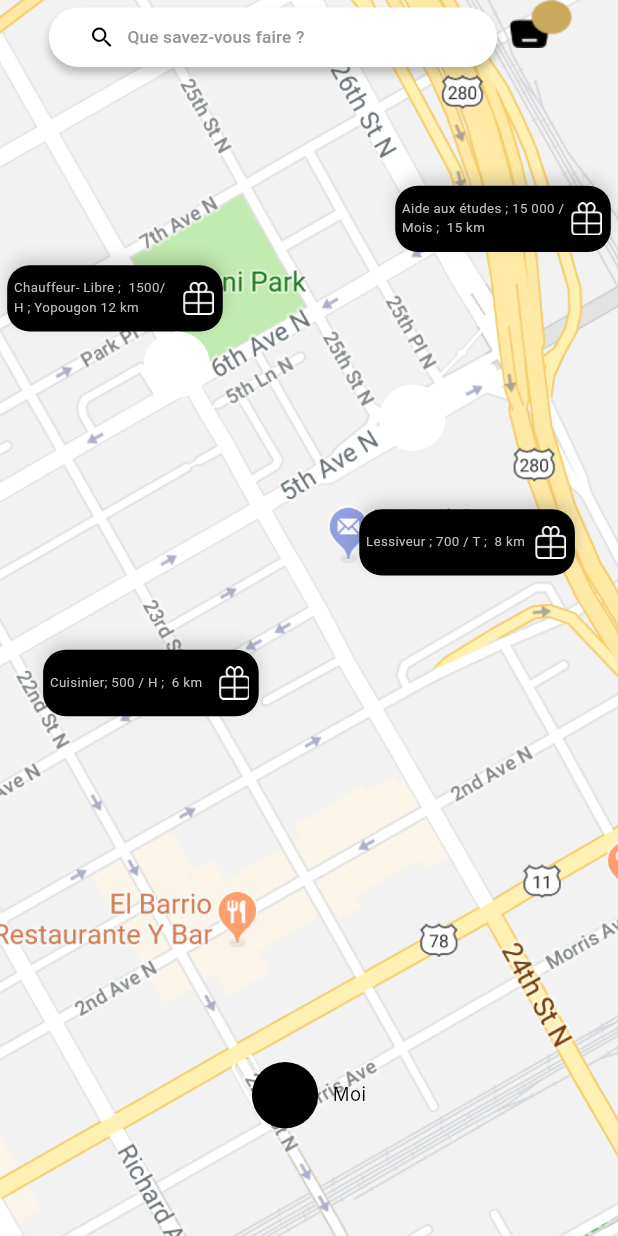
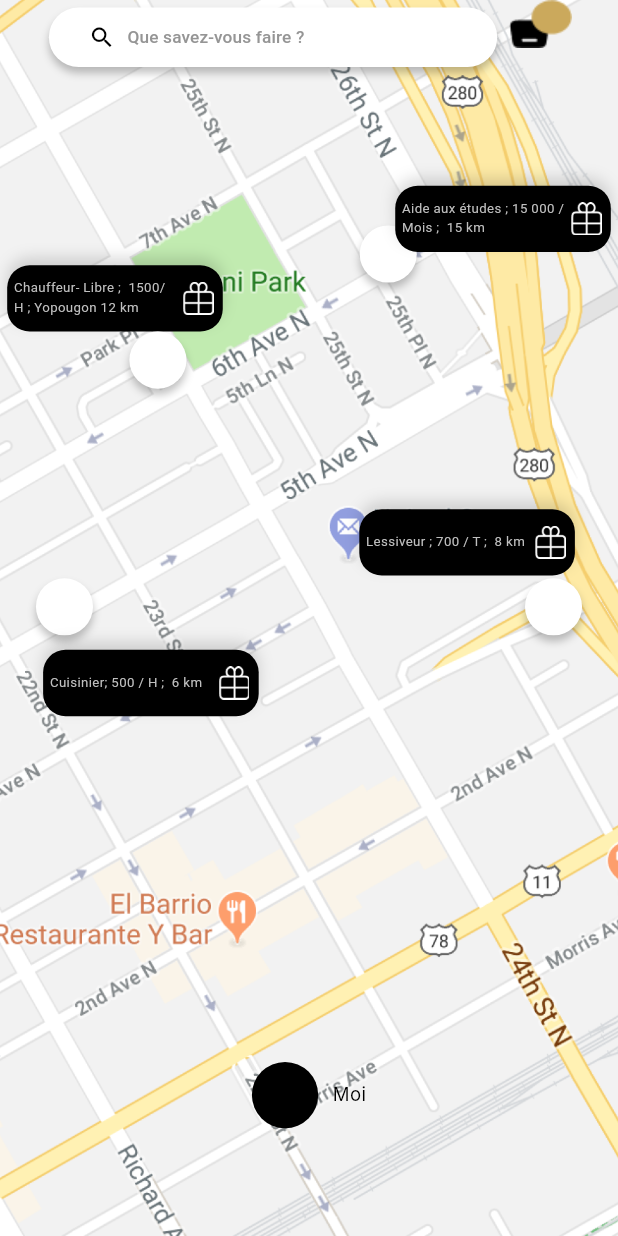
Before and after one commit to maazkhurshid60/bips-app, a Flutter app: the MapMainView screen opened directly, on a phone screen of 412 x 824 dp. Run offline on Flutter 3.47's test engine with Material 3 defaults, Android fonts, the phone set to English and light mode, and no system bars; our stand-ins replace flutter_map, flutter_screenutil, flutter_svg, get, latlong2, syncfusion_flutter_charts; missing offline and left inert: virtual_keyboard_multi_language; Roboto replaces fonts that are missing (Inter).

Commit message:
all done

```diff
--- a/lib/app/modules/Employe/views/map_main_view.dart
+++ b/lib/app/modules/Employe/views/map_main_view.dart
@@ -8,6 +8,38 @@ import 'package:flutter_svg/svg.dart';
 import 'package:get/get.dart';
 
 PersistentBottomSheetController? bottomsheetcontroller;
+
+class CicleWidget extends StatelessWidget {
+  final HomeController controller;
+
+  const CicleWidget({
+    super.key,
+    required this.controller,
+  });
+
+  @override
+  Widget build(BuildContext context) {
+    return GestureDetector(
+      onTap: () => controller.isPolyLineEnable.value = true,
+      child: Container(
+        width: 38.07,
+        height: 38.07,
+        decoration: const ShapeDecoration(
+          color: Colors.white,
+          shape: OvalBorder(),
+          shadows: [
+            BoxShadow(
+              color: Color(0x3F000000),
+              blurRadius: 4,
+              offset: Offset(0, 4),
+              spreadRadius: 0,
+            )
+          ],
+        ),
+      ),
+    );
+  }
+}
 
 class DetailsMarkersCustom extends StatelessWidget {
   final String? t;
@@ -134,6 +166,52 @@ class MapMainView extends GetView<HomeController> {
                       ),
                     ),
                   ),
+
+                  if (controller.isPolyLineEnable.value) ...{
+                    Positioned(
+                      left: 40.w,
+                      top: 225.h,
+                      child: CicleWidget(controller: controller),
+                    ),
+                    Positioned(
+                        top: 190.h,
+                        left: controller.isPolyLineEnable.value ? 72.w : 5.w,
+                        child: DetailsMarkersCustom(
+                          ontap: () async {
+                            showBottomDetails(context);
+                          },
+                        )),
+                    Positioned(
+                      bottom: 80.h,
+                      left: 10.w,
+                      child: SizedBox(
+                          height: 517.h,
+                          width: 345.w,
+                          child: Image.asset("assets/images/polylimg.png",
+                              fit: BoxFit.contain)),
+                    ),
+                    Align(
+                      alignment: Alignment.bottomCenter,
+                      child: Padding(
+                        padding: const EdgeInsets.only(bottom: 30).h,
+                        child: CustomBackGesture(ontap: () {
+                          controller.isPolyLineEnable.value = false;
+                        }),
+                      ),
+                    ),
+                  } else ...{
+                    Positioned(
+                        top: 200.h,
+                        left: controller.isPolyLineEnable.value ? 60.w : 5.w,
+                        child: DetailsMarkersCustom(
+                          ontap: () async {
+                            showBottomDetails(context);
+                          },
+                        )),
+                    Positioned(
+                        top: 170.h,
+                        right: 140.w,
+                        child: CicleWidget(controller: controller)),
                     Positioned(
                         top: 140.h,
                         right: 5.w,
@@ -142,33 +220,24 @@ class MapMainView extends GetView<HomeController> {
                               showBottomDetails(context);
                             },
                             t: "Aide aux études ; 15 000 / Mois ;  15 km")),
-
-                  Positioned(
-                      top: 200.h,
-                      left: 5.w,
-                      child: DetailsMarkersCustom(
-                        ontap: () async {
-                          showBottomDetails(context);
-                        },
-                      )),
                     Positioned(
                         top: 250.h,
-                      left: 100.w,
-                      child: CircleAvatar(
-                          backgroundColor: Colors.white, radius: 25.r)),
-
-                  Positioned(
-                      top: 290.h,
-                      right: 120.w,
-                      child: CircleAvatar(
-                          backgroundColor: Colors.white, radius: 25.r)),
-
+                        left: 90.w,
+                        child: CicleWidget(controller: controller)),
                     Positioned(
                         top: 384.h,
                         right: 30.w,
                         child: DetailsMarkersCustom(
                             ontap: () => showBottomDetails(context),
                             t: "Lessiveur ; 700 / T ;  8 km")),
+                    Positioned(
+                        top: 436.h,
+                        right: 25.w,
+                        child: CicleWidget(controller: controller)),
+                    Positioned(
+                        top: 436.h,
+                        left: 25.w,
+                        child: CicleWidget(controller: controller)),
                     Positioned(
                         top: 490.h,
                         left: 30.w,
@@ -179,11 +248,15 @@ class MapMainView extends GetView<HomeController> {
                       padding: const EdgeInsets.only(bottom: 75).w,
                       child: Align(
                           alignment: Alignment.bottomCenter,
+                          child: GestureDetector(
+                            onTap: () =>
+                                controller.isPolyLineEnable.value = true,
                             child: Row(
                               mainAxisAlignment: MainAxisAlignment.center,
                               children: [
                                 CircleAvatar(
-                                backgroundColor: Colors.black, radius: 25.r),
+                                    backgroundColor: Colors.black,
+                                    radius: 25.r),
                                 SizedBox(width: 10.w),
                                 Text(
                                   'Moi',
@@ -193,8 +266,10 @@ class MapMainView extends GetView<HomeController> {
                                       fontFamily: 'Inter'),
                                 ),
                               ],
+                            ),
                           )),
                     ),
+                  }
                 ],
               ),
       ),
--- a/lib/app/modules/home/controllers/home_controller.dart
+++ b/lib/app/modules/home/controllers/home_controller.dart
@@ -9,6 +9,7 @@ class HomeController extends GetxController {
   RxInt customHomePage = 0.obs;
   MapController mapController = MapController();
   Set<Polyline> polylines = {};
+  RxBool isPolyLineEnable = false.obs;
 
   List<String> imgage = ["bg", "img2", "img3"];
 
```
Also changed, not shown: assets/images/polylimg.png (added). Lines whose indentation alone changed are shown as unchanged.
